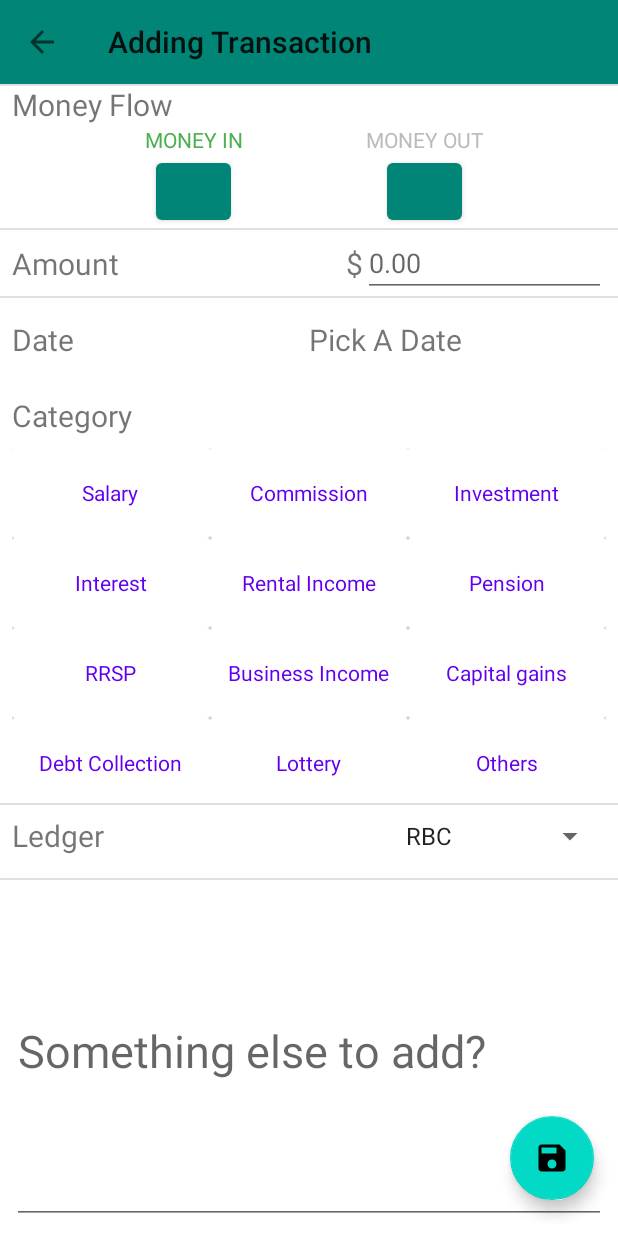
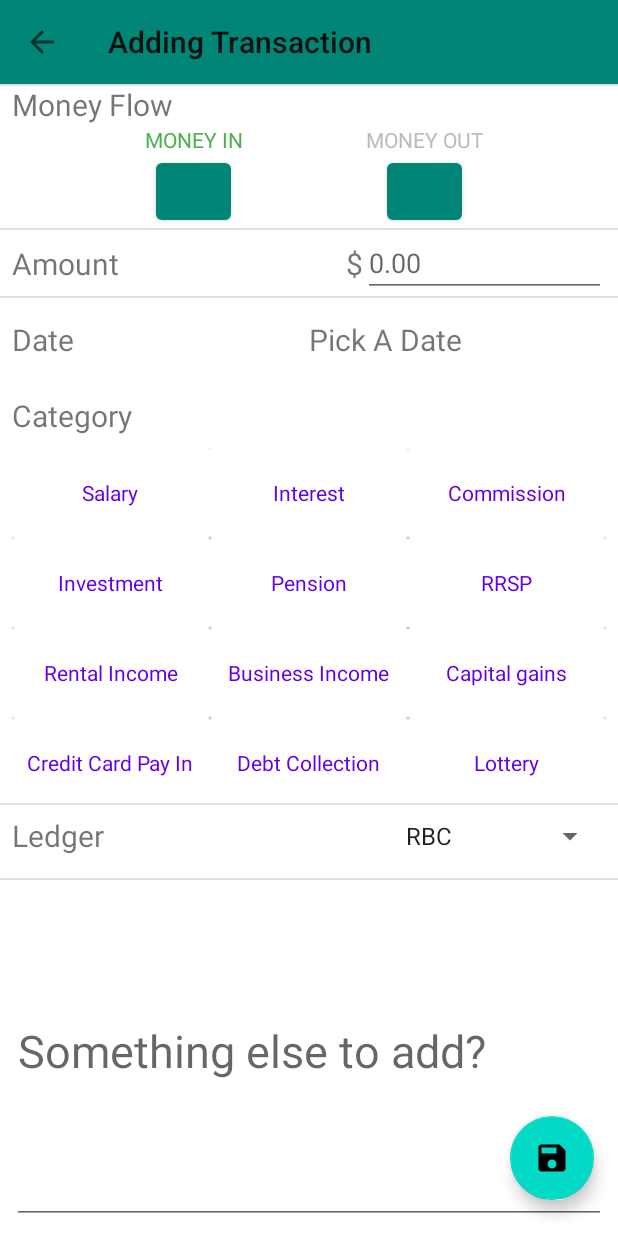
Before and after one commit to han-code-4-fun/EasyLedger, an Android app: the fragment ChartFragment placed in its activity, after a tap on an icon or button, on a phone screen of 412 x 824 dp. Run offline under Robolectric (Android 15) with nearby library versions, the phone set to English and light mode, and no system bars; our stand-ins replace Room's generated code; libraries missing offline, so code that uses them is left out: com.github.mikephil.charting, com.sackcentury.shinebuttonlib, net.danlew.android; plain views replace AutofitLayout, ShineButton; 112 statements that could not run were skipped.

Commit message:
refactor: 1. make ChartFragment taking category from sharedpreference instead of from testing data 2. make AddNEditTransactionFragment tkaing category from sharedpreference instead of from testing data 3. make GsonHelper a singleton class

```diff
--- a/app/src/main/java/hanzhou/easyledger/ui/AddNEditTransactionFragment.java
+++ b/app/src/main/java/hanzhou/easyledger/ui/AddNEditTransactionFragment.java
@@ -3,6 +3,7 @@ package hanzhou.easyledger.ui;
 
 import android.app.DatePickerDialog;
 import android.content.Context;
+import android.content.SharedPreferences;
 import android.os.Bundle;
 
 import androidx.annotation.NonNull;
@@ -12,6 +13,7 @@ import androidx.appcompat.widget.Toolbar;
 import androidx.fragment.app.Fragment;
 import androidx.lifecycle.Observer;
 import androidx.lifecycle.ViewModelProviders;
+import androidx.preference.PreferenceManager;
 import androidx.recyclerview.widget.GridLayoutManager;
 import androidx.recyclerview.widget.RecyclerView;
 
@@ -34,16 +36,21 @@ import com.sackcentury.shinebuttonlib.ShineButton;
 import org.joda.time.LocalDate;
 import org.joda.time.LocalDateTime;
 
+import java.util.ArrayList;
+
 import hanzhou.easyledger.R;
 import hanzhou.easyledger.data.AppExecutors;
 import hanzhou.easyledger.data.TransactionDB;
 import hanzhou.easyledger.data.TransactionEntry;
+import hanzhou.easyledger.utility.Constant;
 import hanzhou.easyledger.utility.FakeTestingData;
+import hanzhou.easyledger.utility.GsonHelper;
 import hanzhou.easyledger.utility.UnitUtil;
 import hanzhou.easyledger.viewadapter.CategoryAdapter;
 import hanzhou.easyledger.viewmodel.AdapterNActionBarViewModel;
 import hanzhou.easyledger.viewmodel.AddTransactionVMFactory;
 import hanzhou.easyledger.viewmodel.AddTransactionViewModel;
+import hanzhou.easyledger.viewmodel.sharedpreference_viewmodel.SettingsViewModel;
 
 /**
  * A simple {@link Fragment} subclass.
@@ -60,7 +67,7 @@ public class AddNEditTransactionFragment extends Fragment
     private TransactionDB mDB;
 
     private AdapterNActionBarViewModel mAdapterActionViewModel;
-
+    private SettingsViewModel mSettingsViewModel;
 //    private AddTransactionViewModel mAddTransactionViewModel;
 
     private AppCompatActivity mAppCompatActivity;
@@ -90,6 +97,9 @@ public class AddNEditTransactionFragment extends Fragment
     private CategoryAdapter mCategoryAdapter;
     private ArrayAdapter<String> mSpinnerLedgerAdapter;
 
+    private SharedPreferences mSharedPreference;
+    private GsonHelper mGsonHelper;
+
 //    private boolean mIsNewTransaction;
 
     private int mTransactionId = DEFAULT_TASK_ID;
@@ -114,6 +124,8 @@ public class AddNEditTransactionFragment extends Fragment
         mAppCompatActivity = (AppCompatActivity) context;
         setHasOptionsMenu(true);
         mDB = TransactionDB.getInstance(getContext());
+        mGsonHelper = GsonHelper.getInstance(mAppCompatActivity);
+
     }
 
     @Override
@@ -192,6 +204,13 @@ public class AddNEditTransactionFragment extends Fragment
     public void onActivityCreated(@Nullable Bundle savedInstanceState) {
         super.onActivityCreated(savedInstanceState);
         Log.d("test_flow4", "on activity created");
+
+
+
+//        mSettingsViewModel = ViewModelProviders.of(mAppCompatActivity).get(SettingsViewModel.class);
+//        mSettingsViewModel.setmCategoryExpense(gsonHelper.getDataFromSharedPreference(Constant.CATEGORY_TYPE_EXPENSE));
+//
+//        mSettingsViewModel.setmCategoryRevenue(gsonHelper.getDataFromSharedPreference(Constant.CATEGORY_TYPE_REVENUE));
 
 
         mAdapterActionViewModel.setmIsInAddNEditFragment(true);
@@ -278,7 +297,7 @@ public class AddNEditTransactionFragment extends Fragment
 
         mMoneyIn.setChecked(true);
         mTvMoneyIn.setTextColor(getResources().getColor(R.color.color_money_in));
-        mCategoryAdapter.setData(FakeTestingData.getRevenueCategory());
+        mCategoryAdapter.setData(mGsonHelper.getDataFromSharedPreference(Constant.CATEGORY_TYPE_REVENUE));
         mCategoryAdapter.highlightExistingCategoryIfMatch(mCurrentTransactionCategory);
         mAdapterActionViewModel.setmSelectedCategory("");
     }
@@ -293,7 +312,7 @@ public class AddNEditTransactionFragment extends Fragment
 
     private void setMoneyOutActive() {
         Log.d("test_flow7", "response money out is " + mMoneyOut.isChecked());
-        mCategoryAdapter.setData(FakeTestingData.getExpenseCategory());
+        mCategoryAdapter.setData(mGsonHelper.getDataFromSharedPreference(Constant.CATEGORY_TYPE_EXPENSE));
 
         mMoneyOut.setChecked(true);
         mTvMoneyOut.setTextColor(getResources().getColor(R.color.color_money_out));
@@ -441,7 +460,7 @@ public class AddNEditTransactionFragment extends Fragment
             setMoneyInActive();
             setMoneyOutDeActive();
         } else {
-            //this transaction is revenue, need to active the money out btn
+            //this transaction is expense, need to active the money out btn
             setMoneyInDeActive();
             setMoneyOutActive();
         }
@@ -457,7 +476,7 @@ public class AddNEditTransactionFragment extends Fragment
         //set category
         if (mMoneyNum >= 0) {
         } else {
-            mCategoryAdapter.setData(FakeTestingData.getExpenseCategory());
+            mCategoryAdapter.setData(mGsonHelper.getDataFromSharedPreference(Constant.CATEGORY_TYPE_EXPENSE));
         }
 
         mCurrentTransactionCategory = transactionEntry.getCategory();
--- a/app/src/main/java/hanzhou/easyledger/ui/ChartFragment.java
+++ b/app/src/main/java/hanzhou/easyledger/ui/ChartFragment.java
@@ -54,6 +54,7 @@ import java.util.List;
 import java.util.Map;
 
 import hanzhou.easyledger.R;
+import hanzhou.easyledger.utility.GsonHelper;
 import hanzhou.easyledger.viewmodel.sharedpreference_viewmodel.SPViewModel;
 import hanzhou.easyledger.chart_personalization.LabelFormatterCurrentBarChart;
 import hanzhou.easyledger.chart_personalization.MonthValueFormatter;
@@ -131,9 +132,14 @@ public class ChartFragment extends Fragment implements
 
     private SharedPreferences mAppPreferences;
 
+    private GsonHelper mGsonHelper;
+
     private int testNumber = 0;
 
     private int mHistoryChartStartDate, mHistoryChartEndDate;
+
+    private int mRevenueCategorySize;
+    private int mExpenseCategorySize;
 
     @Override
     public void onAttach(Context context) {
@@ -142,7 +148,7 @@ public class ChartFragment extends Fragment implements
         mAppCompatActivity = (AppCompatActivity) context;
 
         mColors = new BackGroundColor();
-
+        mGsonHelper = GsonHelper.getInstance(mAppCompatActivity);
 //        mAppPreferences = mAppCompatActivity.getSharedPreferences(Constant.APP_PREFERENCE, Context.MODE_PRIVATE);
         mAppPreferences = PreferenceManager.getDefaultSharedPreferences(mAppCompatActivity);
 
@@ -315,7 +321,10 @@ public class ChartFragment extends Fragment implements
                 public void onChanged(List<TransactionEntry> transactionEntryList) {
 
                     mCategoryExpense = new HashMap<>();
-                    initializeHashMap(mCategoryExpense, FakeTestingData.getExpenseCategory());
+                    initializeHashMap(
+                            mCategoryExpense,
+                            mGsonHelper.getDataFromSharedPreference(Constant.CATEGORY_TYPE_EXPENSE)
+                            );
                     for (int i = 0; i < transactionEntryList.size(); i++) {
                         TransactionEntry entry = transactionEntryList.get(i);
                         categorizeExpenseValues(entry, mCategoryExpense);
@@ -330,7 +339,10 @@ public class ChartFragment extends Fragment implements
 
                     mCategoryRevenue = new HashMap<>();
 
-                    initializeHashMap(mCategoryRevenue, FakeTestingData.getRevenueCategory());
+                    initializeHashMap(
+                            mCategoryRevenue,
+                            mGsonHelper.getDataFromSharedPreference(Constant.CATEGORY_TYPE_REVENUE)
+                    );
 
                     for (TransactionEntry entry : transactionEntryList) {
                         categorizeRevenueValues(entry, mCategoryRevenue);
@@ -688,13 +700,15 @@ public class ChartFragment extends Fragment implements
         List<Integer> colors;
 
         if (type.equals(CHART_REVENUE)) {
-            categoriesArray = new String[FakeTestingData.getRevenueCategory().size()];
+            mRevenueCategorySize = mGsonHelper.getDataFromSharedPreference(Constant.CATEGORY_TYPE_REVENUE).size();
+            categoriesArray = new String[mRevenueCategorySize];
             barDataSetString = getString(R.string.chart_name_text_revenue);
-            colors = mColors.getNonRepeatingLightColors(FakeTestingData.getRevenueCategory().size());
+            colors = mColors.getNonRepeatingLightColors(mRevenueCategorySize);
         } else {
-            categoriesArray = new String[FakeTestingData.getExpenseCategory().size()];
+            mExpenseCategorySize = mGsonHelper.getDataFromSharedPreference(Constant.CATEGORY_TYPE_EXPENSE).size();
+            categoriesArray = new String[mExpenseCategorySize];
             barDataSetString = getString(R.string.chart_name_text_expense);
-            colors = mColors.getNonRepeatingDarkColors(FakeTestingData.getExpenseCategory().size());
+            colors = mColors.getNonRepeatingDarkColors(mExpenseCategorySize);
 
         }
         extractHashMapToArrayListOfBarEntryNCategories(hashMap, values, categoriesArray);
--- a/app/src/main/java/hanzhou/easyledger/ui/MainActivity.java
+++ b/app/src/main/java/hanzhou/easyledger/ui/MainActivity.java
@@ -141,7 +141,7 @@ public class MainActivity extends AppCompatActivity {
         String resultExp = mSharedPreference.getString(Constant.CATEGORY_TYPE_EXPENSE, null);
         String resultLedger = mSharedPreference.getString(Constant.LEDGERS, null);
 
-        GsonHelper gsonHelper = new GsonHelper(this);
+        GsonHelper gsonHelper = GsonHelper.getInstance(this);
 
         /*only populates the default category one when first-mOverviewDateStartTime run the app*/
 
--- a/app/src/main/java/hanzhou/easyledger/ui/settings/SettingAddNEditFragment.java
+++ b/app/src/main/java/hanzhou/easyledger/ui/settings/SettingAddNEditFragment.java
@@ -68,7 +68,7 @@ public class SettingAddNEditFragment extends Fragment {
         mAppCompatActivity = (AppCompatActivity) context;
         setHasOptionsMenu(true);
 
-        mGsonHelper = new GsonHelper(mAppCompatActivity);
+        mGsonHelper = GsonHelper.getInstance(mAppCompatActivity);
 
 
     }
--- a/app/src/main/java/hanzhou/easyledger/utility/FakeTestingData.java
+++ b/app/src/main/java/hanzhou/easyledger/utility/FakeTestingData.java
@@ -76,44 +76,44 @@ public class FakeTestingData {
 
 
     //todo, make "others" undeletable
-    public static List<String> getRevenueCategory() {
-        List<String> output = new ArrayList<>();
+//    public static List<String> getRevenueCategory() {
+//        List<String> output = new ArrayList<>();
+//
+//        output.add("Salary");
+//        output.add("Commission");
+//        output.add("Investment");
+//        output.add("Interest");
+//        output.add("Rental Income");
+//        output.add("Pension");
+//        output.add("RRSP");
+//        output.add("Business Income");
+//        output.add("Capital gains");
+//        output.add("Debt Collection");
+//        output.add("Lottery");
+//        output.add("Others");
+//
+//        return output;
+//    }
 
-        output.add("Salary");
-        output.add("Commission");
-        output.add("Investment");
-        output.add("Interest");
-        output.add("Rental Income");
-        output.add("Pension");
-        output.add("RRSP");
-        output.add("Business Income");
-        output.add("Capital gains");
-        output.add("Debt Collection");
-        output.add("Lottery");
-        output.add("Others");
-
-        return output;
-    }
-
-    public static List<String> getExpenseCategory() {
-        List<String> output = new ArrayList<>();
-
-        output.add("Travel");
-        output.add("Supermarket");
-        output.add("Restaurant");
-        output.add("Shopping");
-        output.add("Commuting");
-        output.add("Auto");
-        output.add("Education");
-        output.add("Children");
-        output.add("Medical");
-        output.add("Personal Care");
-        output.add("House");
-        output.add("Credit Card Payment");
-        output.add("Others");
-
-        return output;
-    }
+//    public static List<String> getExpenseCategory() {
+//        List<String> output = new ArrayList<>();
+//
+//        output.add("Travel");
+//        output.add("Supermarket");
+//        output.add("Restaurant");
+//        output.add("Shopping");
+//        output.add("Commuting");
+//        output.add("Auto");
+//        output.add("Education");
+//        output.add("Children");
+//        output.add("Medical");
+//        output.add("Personal Care");
+//        output.add("House");
+//        output.add("Credit Card Payment");
+//        output.add("Others");
+//
+//        return output;
+//    }
 
 
 
--- a/app/src/main/java/hanzhou/easyledger/utility/GsonHelper.java
+++ b/app/src/main/java/hanzhou/easyledger/utility/GsonHelper.java
@@ -19,13 +19,27 @@ public class GsonHelper {
     private Gson mGson;
     private SharedPreferences mSharedPreferences;
 
-    public GsonHelper(Context context) {
-        mContext = context;
+    private static GsonHelper mInstance;
+
+    private GsonHelper(Context context){
+        mSharedPreferences = PreferenceManager.getDefaultSharedPreferences(context);
         mGson = new Gson();
-//        mSharedPreferences =mContext.getSharedPreferences(Constant.APP_PREFERENCE,Context.MODE_PRIVATE);
-        mSharedPreferences = PreferenceManager.getDefaultSharedPreferences(mContext);
+    }
 
+    public static GsonHelper getInstance(Context context){
+        if(mInstance == null){
+            mInstance = new GsonHelper(context);
+        }
+        return mInstance;
     }
+
+//    public GsonHelper(Context context) {
+//        mContext = context;
+//        mGson = new Gson();
+////        mSharedPreferences =mContext.getSharedPreferences(Constant.APP_PREFERENCE,Context.MODE_PRIVATE);
+//        mSharedPreferences = PreferenceManager.getDefaultSharedPreferences(mContext);
+//
+//    }
 
     public ArrayList<String> getLedgers(String categoryType){
 
```
Also changed, not shown: app/src/main/java/hanzhou/easyledger/viewmodel/sharedpreference_viewmodel/SettingsViewModel.java (+26 -2 lines).
